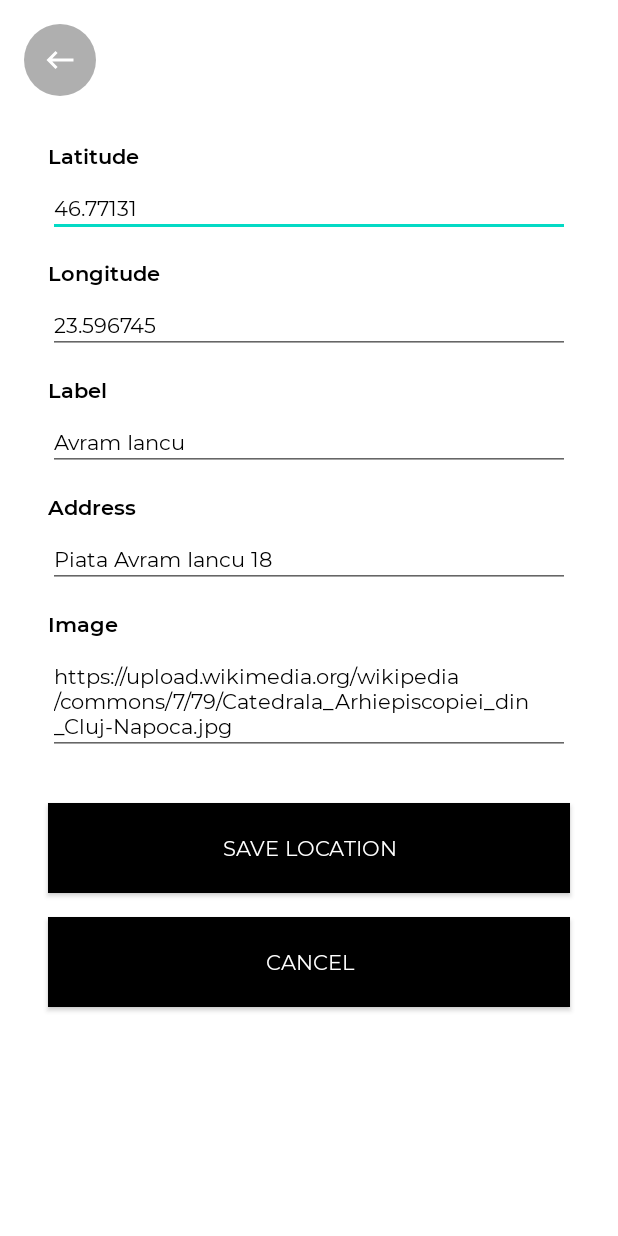
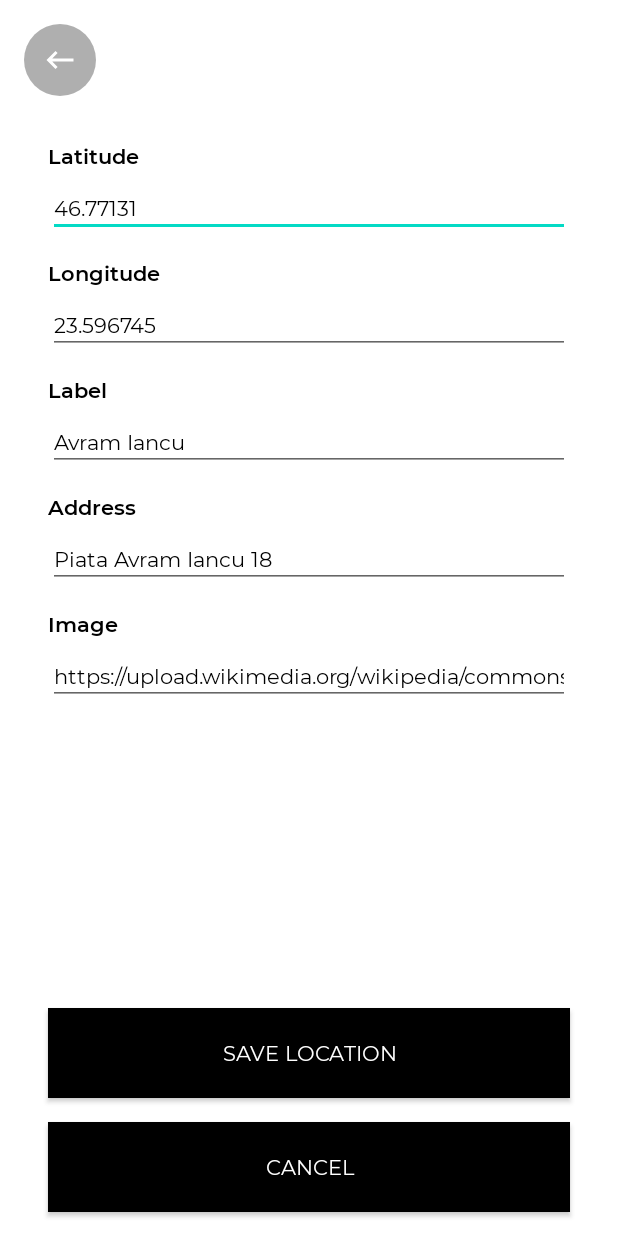
Before and after one commit to MadalinBalint/Locatio, an Android app: the layout fragment_edit_location.xml on its own in the app's theme, with its tools: preview values and no code run, on a phone screen of 412 x 824 dp. Run offline under Robolectric (Android 15) with nearby library versions, the phone set to English and light mode, and no system bars; network calls fail.

Commit message:
- UI improvements - code refactoring

```diff
--- a/app/src/main/java/com/mendelin/locatio/location_info/ui/LocationInfoFragment.kt
+++ b/app/src/main/java/com/mendelin/locatio/location_info/ui/LocationInfoFragment.kt
@@ -7,13 +7,11 @@ import android.view.LayoutInflater
 import android.view.View
 import android.view.ViewGroup
 import android.widget.Toast
-import androidx.navigation.findNavController
 import androidx.navigation.fragment.findNavController
 import androidx.navigation.fragment.navArgs
 import com.mendelin.locatio.LocationInfoDataBinding
 import com.mendelin.locatio.R
 import com.mendelin.locatio.base_classes.BaseFragment
-import com.mendelin.locatio.locations_list.ui.LocationsListFragmentDirections
 import com.mendelin.locatio.utils.ResourceUtils
 import kotlinx.android.synthetic.main.fragment_location_info.*
 
--- a/app/src/main/java/com/mendelin/locatio/locations_list/ui/LocationsListFragment.kt
+++ b/app/src/main/java/com/mendelin/locatio/locations_list/ui/LocationsListFragment.kt
@@ -59,7 +59,7 @@ class LocationsListFragment : BaseFragment(R.layout.fragment_locations_list) {
         Timber.e("Locations count = $count")
         if (count > 0) {
             Timber.e("Reading data from Realm database")
-            val list = repository.queryLocations()
+            val list = repository.readLocationsList()
             viewModel.setLocationsList(list)
         } else {
             Timber.e("Reading data from REST API")
@@ -71,8 +71,8 @@ class LocationsListFragment : BaseFragment(R.layout.fragment_locations_list) {
                                 recyclerLocations.visibility = View.VISIBLE
                                 progressLocationsList.visibility = View.GONE
                                 resource.data?.let { locations ->
-                                    repository.saveLocations(locations)
-                                    viewModel.setLocationsList(repository.queryLocations())
+                                    repository.saveLocationsList(locations)
+                                    viewModel.setLocationsList(repository.readLocationsList())
                                 }
                             }
                             Status.ERROR -> {
--- a/app/src/main/res/layout/fragment_edit_location.xml
+++ b/app/src/main/res/layout/fragment_edit_location.xml
@@ -50,6 +50,8 @@
             <EditText
                 android:id="@+id/editLatitude"
                 style="@style/LocationInfoContent"
+                android:imeOptions="actionNext"
+                android:inputType="numberDecimal"
                 android:text="@{Double.toString(location.lat)}"
                 tools:text="46.77131" />
 
@@ -61,6 +63,8 @@
             <EditText
                 android:id="@+id/editLongitude"
                 style="@style/LocationInfoContent"
+                android:imeOptions="actionNext"
+                android:inputType="numberDecimal"
                 android:text="@{Double.toString(location.lng)}"
                 tools:text="23.596745" />
 
@@ -72,6 +76,8 @@
             <EditText
                 android:id="@+id/editLabel"
                 style="@style/LocationInfoContent"
+                android:imeOptions="actionNext"
+                android:inputType="text"
                 android:text="@{location.label}"
                 tools:text="Avram Iancu" />
 
@@ -83,6 +89,8 @@
             <EditText
                 android:id="@+id/editAddress"
                 style="@style/LocationInfoContent"
+                android:imeOptions="actionNext"
+                android:inputType="textPostalAddress"
                 android:text="@{location.address}"
                 tools:text="Piata Avram Iancu 18" />
 
@@ -94,8 +102,15 @@
             <EditText
                 android:id="@+id/editImage"
                 style="@style/LocationInfoContent"
+                android:imeOptions="actionDone"
+                android:inputType="textUri"
                 android:text="@{location.image}"
                 tools:text="https://upload.wikimedia.org/wikipedia/commons/7/79/Catedrala_Arhiepiscopiei_din_Cluj-Napoca.jpg" />
+
+            <View
+                android:layout_width="match_parent"
+                android:layout_height="0dp"
+                android:layout_weight="1" />
 
             <Button
                 android:id="@+id/btnSaveLocation"
@@ -111,7 +126,7 @@
                 style="@style/FlatButtonBlack"
                 android:layout_marginStart="32dp"
                 android:layout_marginEnd="32dp"
-                android:layout_marginBottom="32dp"
+                android:layout_marginBottom="16dp"
                 android:text="@string/btn_cancel" />
 
         </LinearLayout>
--- a/app/src/main/res/layout/fragment_location_info.xml
+++ b/app/src/main/res/layout/fragment_location_info.xml
@@ -104,7 +104,9 @@
             <Button
                 android:id="@+id/btnEditLocation"
                 style="@style/FlatButtonBlack"
-                android:layout_margin="32dp"
+                android:layout_marginStart="32dp"
+                android:layout_marginEnd="32dp"
+                android:layout_marginBottom="16dp"
                 android:text="@string/btn_edit_location" />
 
         </LinearLayout>
```
Also changed, not shown: app/src/main/java/com/mendelin/locatio/edit_location/EditLocationFragment.kt (+10 -1 lines).
